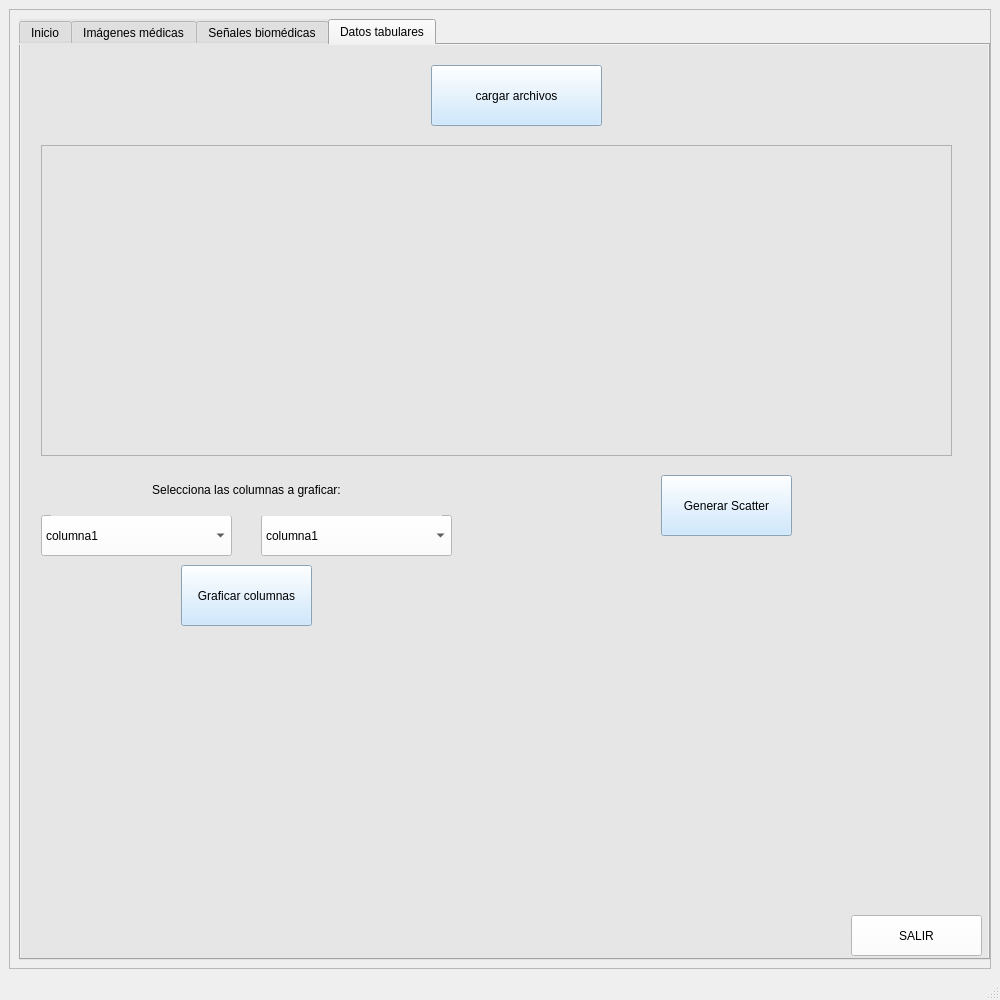
The window that Vista/principal.ui (msofiaalmanza-coder/BioSync) describes before a commit, drawn with Qt 5.
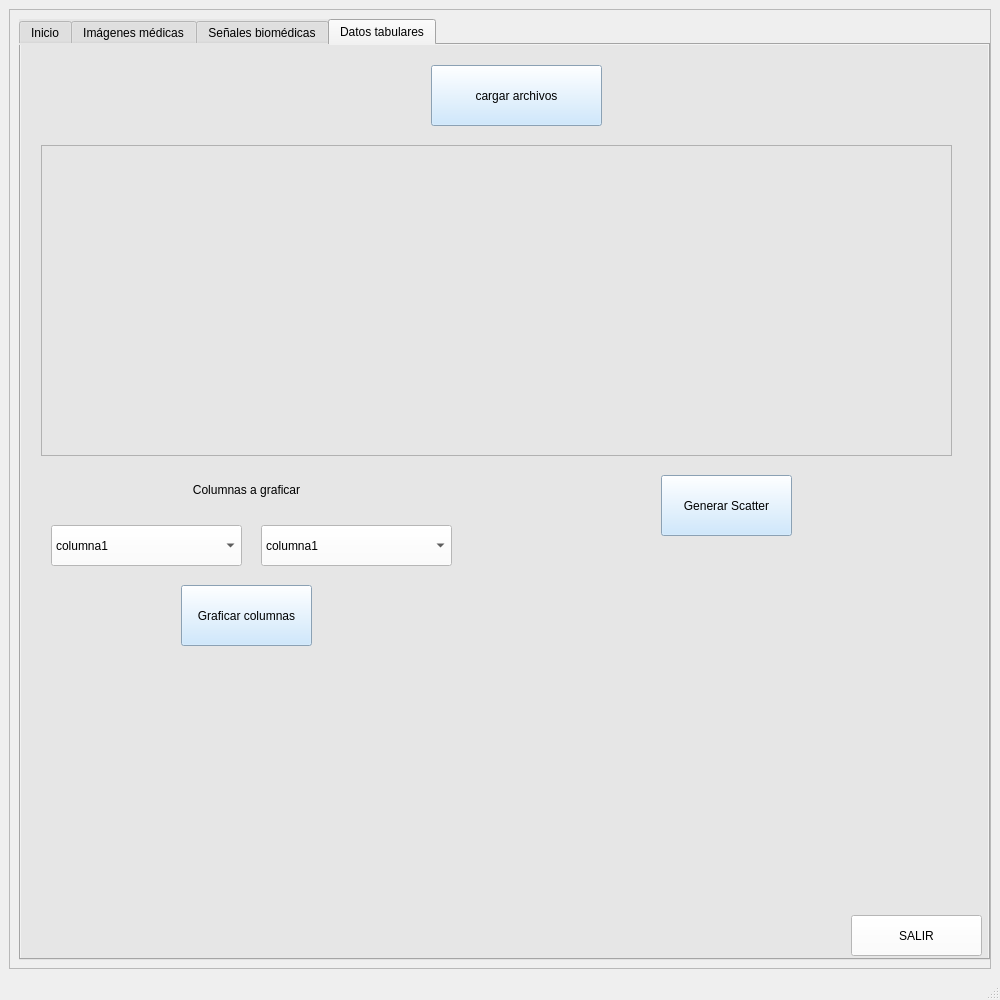
The same window after the commit. The open tabs and pages were chosen to show the change.

```diff
--- a/Vista/principal.ui
+++ b/Vista/principal.ui
@@ -995,8 +995,8 @@
         <widget class="QComboBox" name="comboColumna1">
          <property name="geometry">
           <rect>
-           <x>240</x>
-           <y>470</y>
+           <x>30</x>
+           <y>480</y>
            <width>191</width>
            <height>41</height>
           </rect>
@@ -1030,7 +1030,7 @@
          <property name="geometry">
           <rect>
            <x>160</x>
-           <y>520</y>
+           <y>540</y>
            <width>131</width>
            <height>61</height>
           </rect>
@@ -1073,8 +1073,8 @@
         <widget class="QComboBox" name="comboColumna1_2">
          <property name="geometry">
           <rect>
-           <x>20</x>
-           <y>470</y>
+           <x>240</x>
+           <y>480</y>
            <width>191</width>
            <height>41</height>
           </rect>
@@ -1125,7 +1125,7 @@
          <property name="geometry">
           <rect>
            <x>490</x>
-           <y>510</y>
+           <y>550</y>
            <width>441</width>
            <height>301</height>
           </rect>
@@ -1138,7 +1138,7 @@
          <property name="geometry">
           <rect>
            <x>20</x>
-           <y>600</y>
+           <y>640</y>
            <width>431</width>
            <height>291</height>
           </rect>
@@ -1160,7 +1160,7 @@
           <string notr="true">font: 75 12pt &quot;Times New Roman&quot;;</string>
          </property>
          <property name="text">
-          <string>&lt;html&gt;&lt;head/&gt;&lt;body&gt;&lt;p align=&quot;center&quot;&gt;Selecciona las columnas a graficar:&lt;/p&gt;&lt;/body&gt;&lt;/html&gt;</string>
+          <string>&lt;html&gt;&lt;head/&gt;&lt;body&gt;&lt;p align=&quot;center&quot;&gt;Columnas a graficar&lt;/p&gt;&lt;/body&gt;&lt;/html&gt;</string>
          </property>
         </widget>
        </widget>
```
Left out of the diff: 6 changed lines with no effect on the pictures.
